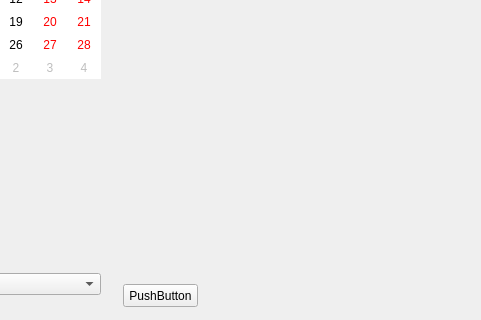
Before: the Qt Designer form mainwindow.ui in RDRR7/Examen2, drawn with Qt 5; both pictures show x 197 to 678 and y 126 to 446 of the 678 by 446 pixel window.
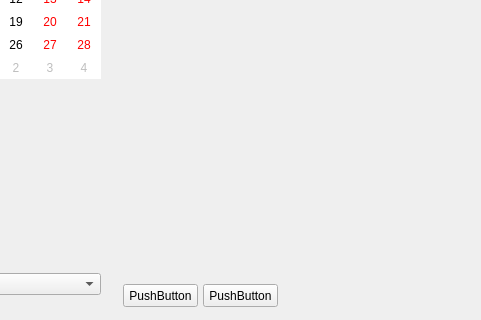
After: the same form once the commit is applied. Custom widgets are drawn as their Qt base class.

```diff
--- a/mainwindow.ui
+++ b/mainwindow.ui
@@ -148,6 +148,19 @@
      <string>PushButton</string>
     </property>
    </widget>
+   <widget class="QPushButton" name="btn_rem">
+    <property name="geometry">
+     <rect>
+      <x>400</x>
+      <y>410</y>
+      <width>75</width>
+      <height>23</height>
+     </rect>
+    </property>
+    <property name="text">
+     <string>PushButton</string>
+    </property>
+   </widget>
   </widget>
  </widget>
  <layoutdefault spacing="6" margin="11"/>
```
